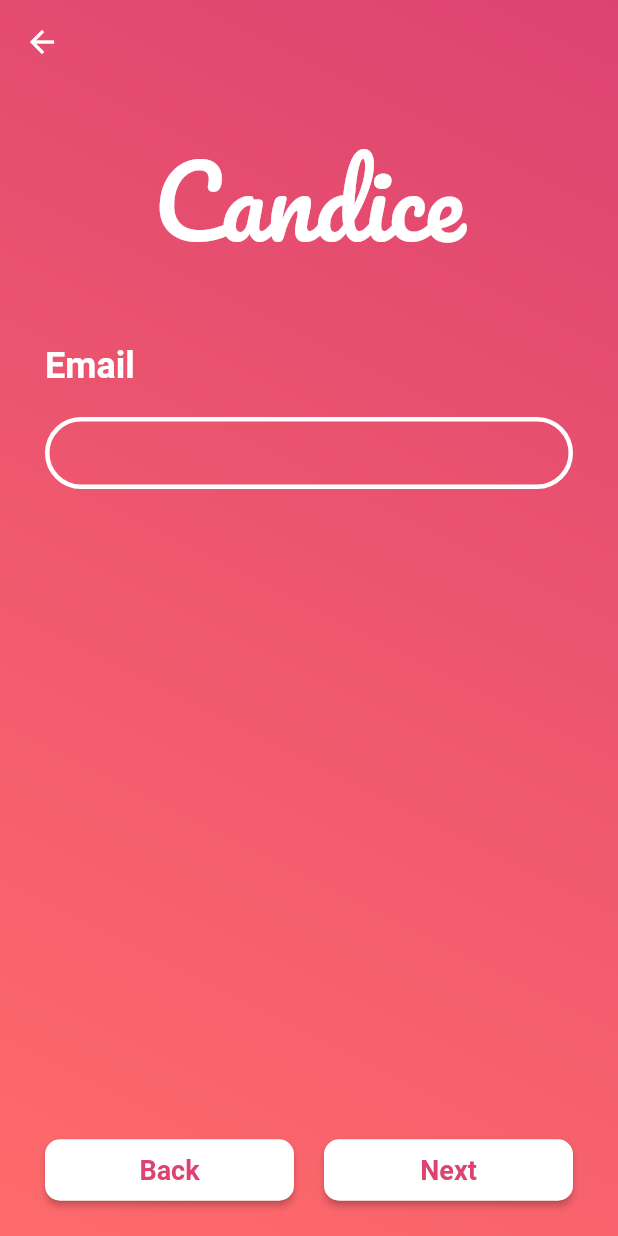
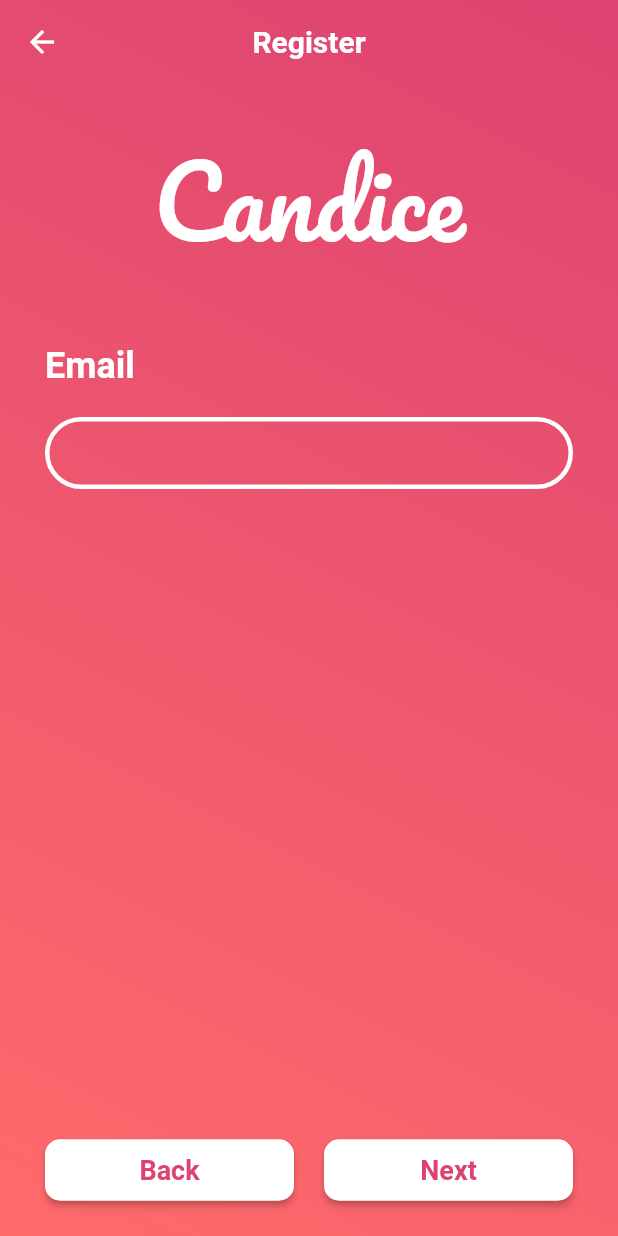
Before and after one commit to jonhygg99/candice_app, a Flutter app: the screen it shows after launch, after a tap on "Register", on a phone screen of 412 x 824 dp. Run offline on Flutter 3.47's test engine with Material 2 defaults, Android fonts, the phone set to English and light mode, and no system bars; our stand-ins replace assets_audio_player, cached_network_image, community_material_icon, image_cropper, image_picker, video_player; missing offline and left inert: universal_html; network calls fail; Roboto replaces fonts that are missing (Roboto-Bold).

Commit message:
Reformat code and files, changed the way passing next in registration to a stateful widget instead of navigating

```diff
--- a/candice/lib/screens/add_post/index.dart
+++ b/candice/lib/screens/add_post/index.dart
@@ -13,28 +13,28 @@ class AddPost extends StatelessWidget {
           padding: EdgeInsets.only(top: MediaQuery.of(context).size.height / 4),
           children: <Widget>[
             AddPostDesignButton(
-              title: 'Create event',
+              title: 'Create event', // TODO: translation
               color: kNeonBlue,
               action: () => print('Create event'),
             ),
             AddPostDesignButton(
-              title: 'Request Group',
+              title: 'Request Group', // TODO: translation
               color: kNeonBlue,
               action: () => print('Request Group'),
             ),
             SizedBox(height: MediaQuery.of(context).size.height / 10),
             AddPostDesignButton(
-              title: 'Create Track',
+              title: 'Create Track', // TODO: translation
               color: kPink,
               action: () => print('Create track'),
             ),
             AddPostDesignButton(
-              title: 'Upload track',
+              title: 'Upload track', // TODO: translation
               color: kPink,
               action: () => print('Upload Track'),
             ),
             AddPostDesignButton(
-              title: 'Upload Video',
+              title: 'Upload Video', // TODO: translation
               color: kPink,
               action: () => print('Upload Video'),
             ),
--- a/candice/lib/screens/login_registration/index.dart
+++ b/candice/lib/screens/login_registration/index.dart
@@ -2,7 +2,8 @@ import 'package:candice/constants/colors.dart';
 import 'package:candice/constants/enum.dart';
 import 'package:candice/constants/measures.dart';
 import 'package:candice/constants/typography.dart';
-import 'package:candice/screens/login_registration/register/index.dart';
+import 'package:candice/models/app_localizations.dart';
+import 'package:candice/screens/login_registration/registrationProcess.dart';
 import 'package:flutter/cupertino.dart';
 import 'package:flutter/material.dart';
 import 'package:video_player/video_player.dart';
@@ -62,7 +63,6 @@ class _AppRegistrationState extends State<AppRegistration> {
                     if (_controller.value.isPlaying) {
                       _controller.pause();
                     } else {
-                      // If the video is paused, play it.
                       _controller.play();
                     }
                   }),
@@ -83,9 +83,9 @@ class _AppRegistrationState extends State<AppRegistration> {
             children: <Widget>[
               RaisedButton(
                 child: Text(
-                  'Register',
+                  AppLocalizations.of(context).translate('register'),
                   style: kMediumWhiteBoldText,
-                ), // TODO: language
+                ),
                 onPressed: () {
                   Navigator.push(
                     context,
@@ -106,7 +106,8 @@ class _AppRegistrationState extends State<AppRegistration> {
               ),
               const SizedBox(height: kSmallSeparation),
               FlatButton(
-                child: Text('Log in', style: kMediumWhiteBoldText),
+                child: Text(AppLocalizations.of(context).translate('logIn'),
+                    style: kMediumWhiteBoldText),
                 onPressed: () {
                   Navigator.push(
                     context,
--- a/candice/lib/screens/login_registration/register/index.dart
+++ /dev/null
@@ -1,249 +0,0 @@
-import 'package:candice/constants/colors.dart';
-import 'package:candice/constants/enum.dart';
-import 'package:candice/constants/measures.dart';
-import 'package:candice/constants/texts.dart';
-import 'package:candice/constants/typography.dart';
-import 'package:flutter/cupertino.dart';
-import 'package:flutter/material.dart';
-
-class RegistrationProcess extends StatelessWidget {
-  RegistrationProcess(
-      {@required this.registrationProcess,
-      @required this.registrationMap,
-      this.action,
-      this.isLogIn = false});
-  final RegistrationProcessType registrationProcess;
-  final Map<RegistrationProcessType, String> registrationMap;
-  final Function action;
-  final bool isLogIn;
-
-  @override
-  Widget build(BuildContext context) {
-    return Scaffold(
-      appBar: AppBar(
-        backgroundColor: Colors.transparent,
-        elevation: 0.0,
-//        title: Text(
-//          isLogIn ? 'Log in' : 'Registration',
-//          style: kWhiteBoldText,
-//        ),
-//        centerTitle: true,
-      ),
-      extendBodyBehindAppBar: true,
-      body: Container(
-        decoration: BoxDecoration(
-          gradient: LinearGradient(
-            begin: Alignment.topRight,
-            end: Alignment.bottomLeft,
-            colors: [kPink, kPinkGradientRegister],
-          ),
-        ),
-        child: Padding(
-          padding: const EdgeInsets.symmetric(horizontal: kHugeSeparation),
-          child: Column(
-            children: <Widget>[
-              Expanded(
-                child: ListView(
-                  children: <Widget>[
-                    SizedBox(height: kCommonSeparation),
-                    Align(
-                        alignment: Alignment.topCenter,
-                        child:
-                            Text(kCandice, style: kWhiteLogoTextRegistration)),
-                    const SizedBox(height: 40.0),
-                    Column(
-                      crossAxisAlignment: CrossAxisAlignment.start,
-                      children: <Widget>[
-                        Text(isLogIn ? 'Email/Username' : getText(),
-                            style: kBigWhiteBoldText),
-                        const SizedBox(height: kCommonSeparation),
-                        TextFormFieldRegistration(
-                          registrationProcess: registrationProcess,
-                          registrationMap: registrationMap,
-                        ),
-                        isLogIn
-                            ? const SizedBox(height: kCommonSeparation)
-                            : Container(),
-                        isLogIn
-                            ? Text('Password', style: kBigWhiteBoldText)
-                            : Container(),
-                        isLogIn
-                            ? const SizedBox(height: kCommonSeparation)
-                            : Container(),
-                        isLogIn
-                            ? TextFormFieldRegistration(
-                                registrationProcess:
-                                    RegistrationProcessType.Password,
-                                registrationMap: registrationMap,
-                              )
-                            : Container(),
-                      ],
-                    ),
-                  ],
-                ),
-              ),
-              const SizedBox(height: kSmallSeparation),
-              Align(
-                alignment: Alignment.bottomCenter,
-                child: isLogIn
-                    ? Row(
-                        children: <Widget>[
-                          RegistrationButton(
-                            registrationProcess:
-                                RegistrationProcessType.Password,
-                            registrationMap: registrationMap,
-                            action: action,
-                            text: 'Log in',
-                            isLogIn: true,
-                          ),
-                        ],
-                      )
-                    : Row(
-                        children: <Widget>[
-                          RegistrationButton(
-                            registrationProcess: registrationProcess,
-                            registrationMap: registrationMap,
-                            action: action,
-                            text: 'Back',
-                            isBack: true,
-                          ),
-                          SizedBox(width: kCommonSeparation),
-                          RegistrationButton(
-                            registrationProcess: registrationProcess,
-                            registrationMap: registrationMap,
-                            action: action,
-                            text: 'Next',
-                          ),
-                        ],
-                      ),
-              ),
-            ],
-          ),
-        ),
-      ),
-    );
-  }
-
-  String getText() {
-    if (registrationProcess == RegistrationProcessType.Email)
-      return 'Email';
-    else if (registrationProcess == RegistrationProcessType.Username)
-      return 'Username';
-    else
-      return 'Password';
-  }
-}
-
-class RegistrationButton extends StatelessWidget {
-  RegistrationButton(
-      {@required this.registrationProcess,
-      @required this.registrationMap,
-      this.action,
-      @required this.text,
-      this.isBack = false,
-      this.isLogIn = false});
-
-  final RegistrationProcessType registrationProcess;
-  final Map<RegistrationProcessType, String> registrationMap;
-  final Function action;
-  final String text;
-  final bool isBack;
-  final bool isLogIn;
-
-  @override
-  Widget build(BuildContext context) {
-    return Expanded(
-      child: Padding(
-        padding: const EdgeInsets.only(bottom: kCommonSeparation),
-        child: RaisedButton(
-          onPressed: () {
-            if (isBack) {
-              Navigator.pop(context);
-            } else {
-              if (registrationProcess == RegistrationProcessType.Password)
-                action();
-              else {
-                Navigator.push(
-                  context,
-                  PageRouteBuilder(
-                    pageBuilder: (context, animation1, animation2) =>
-                        RegistrationProcess(
-                      registrationProcess: getNextRegistationProcessType(),
-                      registrationMap: registrationMap,
-                      action: action,
-                      isLogIn: false,
-                    ),
-                  ),
-                );
-              }
-            }
-          },
-          color: Colors.white,
-          child: Text(text, style: kPinkText),
-          padding: EdgeInsets.symmetric(vertical: kSmallSeparation),
-          shape: RoundedRectangleBorder(
-            borderRadius: BorderRadius.circular(kSmallSeparation),
-          ),
-        ),
-      ),
-    );
-  }
-
-  RegistrationProcessType getNextRegistationProcessType() {
-    if (registrationProcess == RegistrationProcessType.Email)
-      return RegistrationProcessType.Username;
-    else
-      return RegistrationProcessType.Password;
-  }
-}
-
-class TextFormFieldRegistration extends StatelessWidget {
-  TextFormFieldRegistration(
-      {@required this.registrationProcess, @required this.registrationMap});
-  final RegistrationProcessType registrationProcess;
-  final Map<RegistrationProcessType, String> registrationMap;
-
-  @override
-  Widget build(BuildContext context) {
-    return TextFormField(
-      onChanged: (String inputText) {
-        if (registrationProcess == RegistrationProcessType.Email)
-          registrationMap[registrationProcess] = inputText;
-        else if (registrationProcess == RegistrationProcessType.Username)
-          registrationMap[registrationProcess] = inputText;
-        else
-          registrationMap[registrationProcess] = inputText;
-      },
-      autofocus: false,
-      cursorColor: Colors.white,
-      controller:
-          TextEditingController(text: registrationMap[registrationProcess]),
-      maxLength: 255,
-      buildCounter: (BuildContext context,
-          {int currentLength, int maxLength, bool isFocused}) {
-        return Text('');
-      },
-      validator: (value) {
-        return null; // TODO
-      },
-      style: kWhiteBoldText,
-      decoration: InputDecoration(
-        contentPadding: const EdgeInsets.symmetric(
-          horizontal: kBigSeparation,
-        ),
-        border: OutlineInputBorder(
-          borderSide: BorderSide(color: Colors.white, width: 3),
-          borderRadius: kBorderRadiusCircular,
-        ),
-        enabledBorder: OutlineInputBorder(
-          borderSide: BorderSide(color: Colors.white, width: 3),
-          borderRadius: kBorderRadiusCircular,
-        ),
-        focusedBorder: OutlineInputBorder(
-          borderSide: BorderSide(color: Colors.white, width: 3),
-          borderRadius: kBorderRadiusCircular,
-        ),
-      ),
-    );
-  }
-}
--- /dev/null
+++ b/candice/lib/screens/login_registration/registrationButton.dart
@@ -0,0 +1,69 @@
+import 'package:candice/constants/enum.dart';
+import 'package:candice/constants/measures.dart';
+import 'package:candice/constants/typography.dart';
+import 'package:flutter/cupertino.dart';
+import 'package:flutter/material.dart';
+
+class RegistrationButton extends StatelessWidget {
+  RegistrationButton(
+      {@required this.registrationProcess,
+      @required this.registrationMap,
+      this.action,
+      this.changeProcess,
+      @required this.text,
+      this.isBack = false,
+      this.isLogIn = false});
+
+  final RegistrationProcessType registrationProcess;
+  final Map<RegistrationProcessType, String> registrationMap;
+  final Function action;
+  final Function changeProcess;
+  final String text;
+  final bool isBack;
+  final bool isLogIn;
+
+  @override
+  Widget build(BuildContext context) {
+    return Expanded(
+      child: Padding(
+        padding: const EdgeInsets.only(bottom: kCommonSeparation),
+        child: RaisedButton(
+          onPressed: () {
+            if (isBack) {
+              if (registrationProcess == RegistrationProcessType.Email)
+                Navigator.pop(context);
+              else
+                changeProcess(getBackProcess());
+            } else {
+              if (registrationProcess == RegistrationProcessType.Password)
+                action();
+              else {
+                changeProcess(getNextProcess());
+              }
+            }
+          },
+          color: Colors.white,
+          child: Text(text, style: kPinkText),
+          padding: EdgeInsets.symmetric(vertical: kSmallSeparation),
+          shape: RoundedRectangleBorder(
+            borderRadius: BorderRadius.circular(kSmallSeparation),
+          ),
+        ),
+      ),
+    );
+  }
+
+  RegistrationProcessType getNextProcess() {
+    if (registrationProcess == RegistrationProcessType.Email)
+      return RegistrationProcessType.Username;
+    else
+      return RegistrationProcessType.Password;
+  }
+
+  RegistrationProcessType getBackProcess() {
+    if (registrationProcess == RegistrationProcessType.Username)
+      return RegistrationProcessType.Email;
+    else
+      return RegistrationProcessType.Username;
+  }
+}
--- /dev/null
+++ b/candice/lib/screens/login_registration/registrationProcess.dart
@@ -0,0 +1,181 @@
+import 'package:candice/constants/colors.dart';
+import 'package:candice/constants/enum.dart';
+import 'package:candice/constants/measures.dart';
+import 'package:candice/constants/texts.dart';
+import 'package:candice/constants/typography.dart';
+import 'package:candice/models/app_localizations.dart';
+import 'package:flutter/cupertino.dart';
+import 'package:flutter/material.dart';
+
+import 'registrationButton.dart';
+import 'textFormFieldRegistration.dart';
+
+class RegistrationProcess extends StatefulWidget {
+  RegistrationProcess({
+    @required this.registrationProcess,
+    @required this.registrationMap,
+    this.action,
+    this.isLogIn = false,
+  });
+  RegistrationProcessType registrationProcess;
+  final Map<RegistrationProcessType, String> registrationMap;
+  final Function action;
+  final bool isLogIn;
+
+  @override
+  _RegistrationProcessState createState() => _RegistrationProcessState();
+}
+
+class _RegistrationProcessState extends State<RegistrationProcess> {
+  final GlobalKey<FormState> _formKey = GlobalKey<FormState>();
+
+  @override
+  Widget build(BuildContext context) {
+    return Scaffold(
+      appBar: AppBar(
+        backgroundColor: Colors.transparent,
+        elevation: 0.0,
+        title: Text(
+          widget.isLogIn
+              ? AppLocalizations.of(context).translate('logIn')
+              : AppLocalizations.of(context).translate('register'),
+          style: kWhiteBoldText,
+        ),
+        centerTitle: true,
+      ),
+      extendBodyBehindAppBar: true,
+      body: Container(
+        decoration: BoxDecoration(
+          gradient: LinearGradient(
+            begin: Alignment.topRight,
+            end: Alignment.bottomLeft,
+            colors: [kPink, kPinkGradientRegister],
+          ),
+        ),
+        child: Padding(
+          padding: const EdgeInsets.symmetric(horizontal: kHugeSeparation),
+          child: Column(
+            children: <Widget>[
+              Expanded(
+                child: ListView(
+                  children: <Widget>[
+                    SizedBox(height: kCommonSeparation),
+                    Align(
+                        alignment: Alignment.topCenter,
+                        child:
+                            Text(kCandice, style: kWhiteLogoTextRegistration)),
+                    const SizedBox(height: 40.0),
+                    Form(
+                      key: _formKey,
+                      child: Column(
+                        crossAxisAlignment: CrossAxisAlignment.start,
+                        children: <Widget>[
+                          Text(
+                              widget.isLogIn
+                                  ? AppLocalizations.of(context)
+                                          .translate('email') +
+                                      '/' +
+                                      AppLocalizations.of(context)
+                                          .translate('username')
+                                  : getText(),
+                              style: kBigWhiteBoldText),
+                          const SizedBox(height: kCommonSeparation),
+                          TextFormFieldRegistration(
+                            registrationProcess: widget.registrationProcess,
+                            registrationMap: widget.registrationMap,
+                          ),
+                          widget.isLogIn
+                              ? const SizedBox(height: kCommonSeparation)
+                              : Container(),
+                          widget.isLogIn
+                              ? Text(
+                                  AppLocalizations.of(context)
+                                      .translate('password'),
+                                  style: kBigWhiteBoldText)
+                              : Container(),
+                          widget.isLogIn
+                              ? const SizedBox(height: kCommonSeparation)
+                              : Container(),
+                          widget.isLogIn
+                              ? TextFormFieldRegistration(
+                                  registrationProcess:
+                                      RegistrationProcessType.Password,
+                                  registrationMap: widget.registrationMap,
+                                )
+                              : Container(),
+                        ],
+                      ),
+                    ),
+                  ],
+                ),
+              ),
+              const SizedBox(height: kSmallSeparation),
+              Align(
+                alignment: Alignment.bottomCenter,
+                child: widget.isLogIn
+                    ? Row(
+                        children: <Widget>[
+                          RegistrationButton(
+                            registrationProcess:
+                                RegistrationProcessType.Password,
+                            registrationMap: widget.registrationMap,
+                            action: widget.action,
+                            text:
+                                AppLocalizations.of(context).translate('logIn'),
+                            isLogIn: true,
+                          ),
+                        ],
+                      )
+                    : Row(
+                        children: <Widget>[
+                          RegistrationButton(
+                            registrationProcess: widget.registrationProcess,
+                            registrationMap: widget.registrationMap,
+                            action: widget.action,
+                            changeProcess: (RegistrationProcessType type) =>
+                                setState(
+                                    () => widget.registrationProcess = type),
+                            text:
+                                AppLocalizations.of(context).translate('back'),
+                            isBack: true,
+                          ),
+                          SizedBox(width: kCommonSeparation),
+                          RegistrationButton(
+                            registrationProcess: widget.registrationProcess,
+                            registrationMap: widget.registrationMap,
+                            action: widget.action,
+                            changeProcess: (RegistrationProcessType type) =>
+                                setState(
+                                    () => widget.registrationProcess = type),
+                            text: widget.registrationProcess ==
+                                    RegistrationProcessType.Password
+                                ? AppLocalizations.of(context)
+                                    .translate('register')
+                                : AppLocalizations.of(context)
+                                    .translate('next'),
+                          ),
+                        ],
+                      ),
+              ),
+            ],
+          ),
+        ),
+      ),
+    );
+
+    void changeRegistrationProcess(RegistrationProcessType type) {
+      setState(() {
+        widget.registrationProcess = type;
+      });
+    }
+  }
+
+  String getText() {
+    if (widget.registrationProcess == RegistrationProcessType.Email)
+      return 'Email'; // TODO: translation
+    else if (widget.registrationProcess == RegistrationProcessType.Username)
+      return 'Username'; // TODO: translation
+    else
+      return 'Password'; // TODO: translation
+  }
+}
--- /dev/null
+++ b/candice/lib/screens/login_registration/textFormFieldRegistration.dart
@@ -0,0 +1,94 @@
+import 'package:candice/constants/enum.dart';
+import 'package:candice/constants/measures.dart';
+import 'package:candice/constants/typography.dart';
+import 'package:flutter/cupertino.dart';
+import 'package:flutter/material.dart';
+
+class TextFormFieldRegistration extends StatefulWidget {
+  TextFormFieldRegistration(
+      {@required this.registrationProcess, @required this.registrationMap});
+  final RegistrationProcessType registrationProcess;
+  final Map<RegistrationProcessType, String> registrationMap;
+
+  @override
+  _TextFormFieldRegistrationState createState() =>
+      _TextFormFieldRegistrationState();
+}
+
+class _TextFormFieldRegistrationState extends State<TextFormFieldRegistration> {
+  bool _isVisible = true;
+
+  @override
+  Widget build(BuildContext context) {
+    return TextFormField(
+      onChanged: (String inputText) {
+        if (widget.registrationProcess == RegistrationProcessType.Email)
+          widget.registrationMap[widget.registrationProcess] = inputText;
+        else if (widget.registrationProcess == RegistrationProcessType.Username)
+          widget.registrationMap[widget.registrationProcess] = inputText;
+        else
+          widget.registrationMap[widget.registrationProcess] = inputText;
+      },
+      onSaved: (String inputText) {
+        if (widget.registrationProcess == RegistrationProcessType.Email)
+          widget.registrationMap[widget.registrationProcess] = inputText;
+        else if (widget.registrationProcess == RegistrationProcessType.Username)
+          widget.registrationMap[widget.registrationProcess] = inputText;
+        else
+          widget.registrationMap[widget.registrationProcess] = inputText;
+      },
+      keyboardType: TextInputType.text,
+      autofocus: false,
+      obscureText:
+          widget.registrationProcess == RegistrationProcessType.Password &&
+              !_isVisible,
+      cursorColor: Colors.white,
+      controller: TextEditingController(
+          text: widget.registrationMap[widget.registrationProcess]),
+      maxLength: 255,
+      buildCounter: (BuildContext context,
+          {int currentLength, int maxLength, bool isFocused}) {
+        return Text('');
+      },
+      validator: (value) {
+        if (widget.registrationProcess == RegistrationProcessType.Password) {
+          return value.length < 6 ? 'Password too short.' : null;
+        } else
+          return null; // TODO: validator
+      },
+      style: kWhiteBoldText,
+      decoration: InputDecoration(
+        suffixIcon:
+            widget.registrationProcess == RegistrationProcessType.Password
+                ? Padding(
+                    padding: const EdgeInsets.only(right: 8.0),
+                    child: IconButton(
+                      icon: Icon(
+                        _isVisible ? Icons.visibility_off : Icons.visibility,
+                        color: Colors.white,
+                      ),
+                      onPressed: () {
+                        setState(() => _isVisible = !_isVisible);
+                      },
+                    ),
+                  )
+                : Icon(null),
+        contentPadding: const EdgeInsets.symmetric(
+          horizontal: kBigSeparation,
+        ),
+        border: OutlineInputBorder(
+          borderSide: BorderSide(color: Colors.white, width: 3),
+          borderRadius: kBorderRadiusCircular,
+        ),
+        enabledBorder: OutlineInputBorder(
+          borderSide: BorderSide(color: Colors.white, width: 3),
+          borderRadius: kBorderRadiusCircular,
+        ),
+        focusedBorder: OutlineInputBorder(
+          borderSide: BorderSide(color: Colors.white, width: 3),
+          borderRadius: kBorderRadiusCircular,
+        ),
+      ),
+    );
+  }
+}
```
Also changed, not shown: candice/assets/languages/en.json (+7 -1 lines), candice/assets/languages/es.json (+8 -1 lines), 1 other file.
